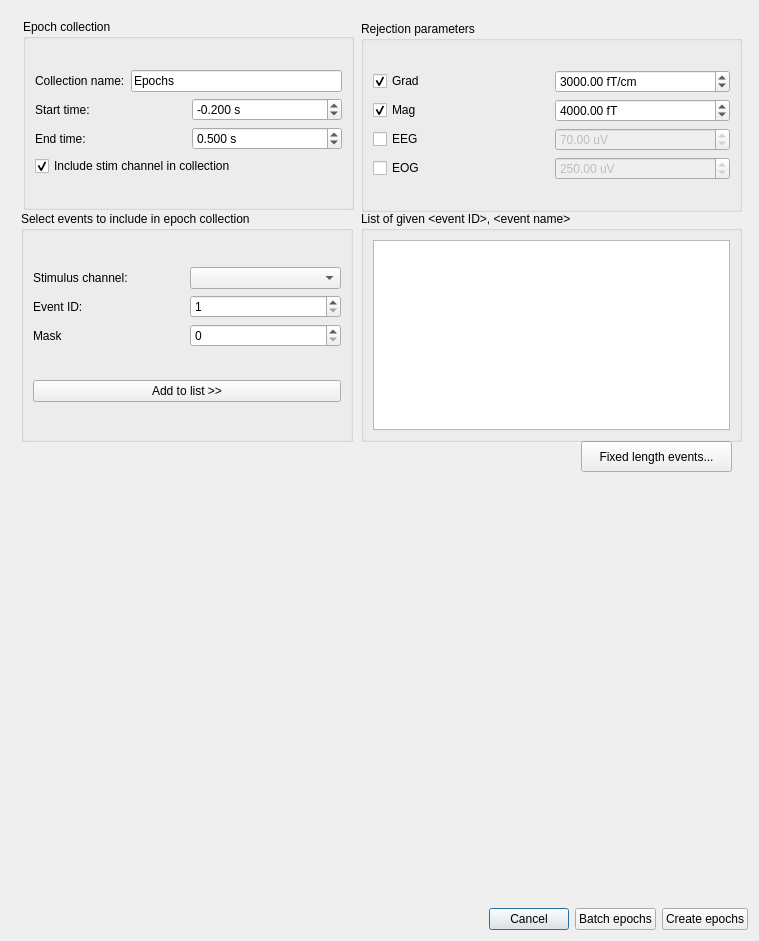
Qt form qt4Designer_ui_files/eventSelectionDialogUi.ui (cibr-jyu/meggie) before a commit.
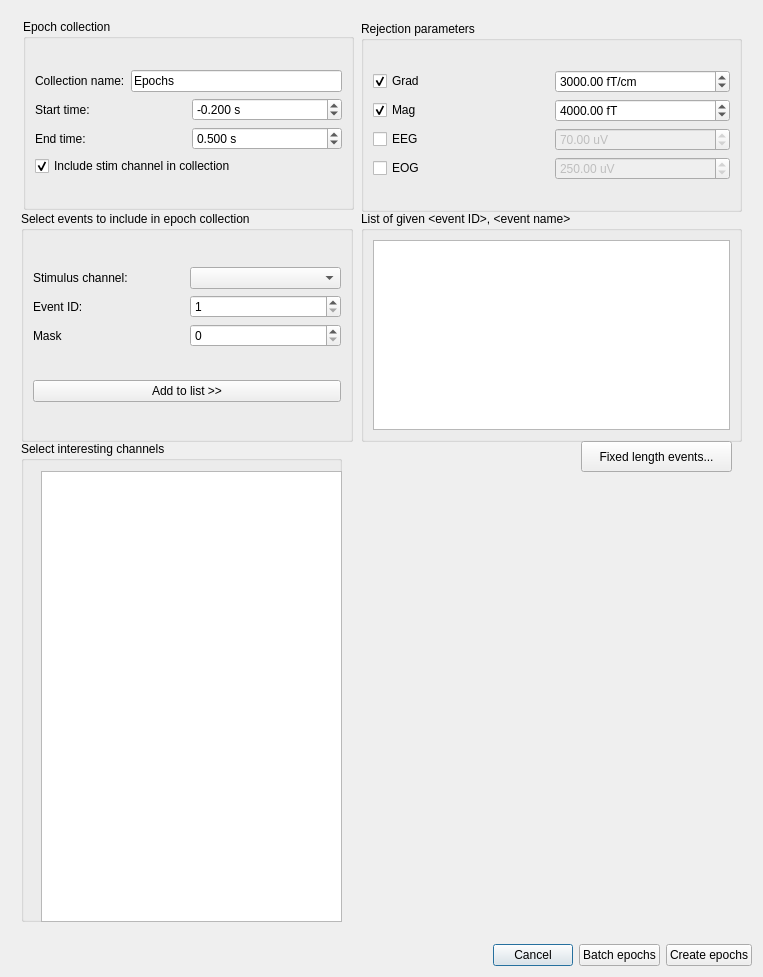
The same form after that commit.

Commit message: Add channel selection on epoch creation

```diff
--- a/qt4Designer_ui_files/eventSelectionDialogUi.ui
+++ b/qt4Designer_ui_files/eventSelectionDialogUi.ui
@@ -9,8 +9,8 @@
    <rect>
     <x>0</x>
     <y>0</y>
-    <width>759</width>
-    <height>941</height>
+    <width>763</width>
+    <height>977</height>
    </rect>
   </property>
   <property name="windowTitle">
@@ -92,8 +92,8 @@
        <rect>
         <x>0</x>
         <y>0</y>
-        <width>741</width>
-        <height>884</height>
+        <width>745</width>
+        <height>920</height>
        </rect>
       </property>
       <property name="minimumSize">
@@ -136,8 +136,8 @@
       <widget class="QWidget" name="widget" native="true">
        <property name="geometry">
         <rect>
-         <x>30</x>
-         <y>430</y>
+         <x>370</x>
+         <y>470</y>
          <width>311</width>
          <height>441</height>
         </rect>
@@ -510,13 +510,39 @@
         </item>
        </layout>
       </widget>
-      <zorder>pushButtonFixedLength</zorder>
+      <widget class="QGroupBox" name="groupBoxInterestingChannels">
+       <property name="geometry">
+        <rect>
+         <x>10</x>
+         <y>430</y>
+         <width>321</width>
+         <height>481</height>
+        </rect>
+       </property>
+       <property name="title">
+        <string>Select interesting channels</string>
+       </property>
+       <widget class="QListWidget" name="listWidgetChannels">
+        <property name="geometry">
+         <rect>
+          <x>20</x>
+          <y>30</y>
+          <width>301</width>
+          <height>451</height>
+         </rect>
+        </property>
+        <property name="selectionMode">
+         <enum>QAbstractItemView::ExtendedSelection</enum>
+        </property>
+       </widget>
+      </widget>
       <zorder>groupBox</zorder>
       <zorder>widget</zorder>
       <zorder>groupBoxEvent</zorder>
       <zorder>groupBoxRejection</zorder>
       <zorder>groupBoxEpoch</zorder>
-      <zorder></zorder>
+      <zorder>pushButtonFixedLength</zorder>
+      <zorder>groupBoxInterestingChannels</zorder>
      </widget>
     </widget>
    </item>
```
The commit also changes 6 other files.
